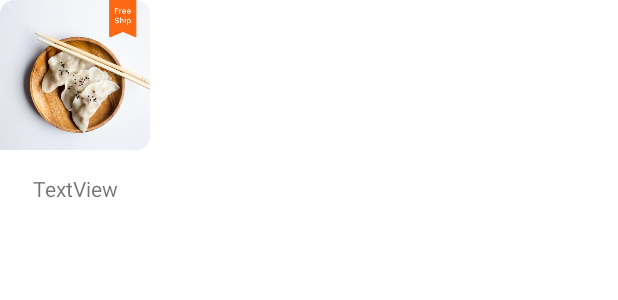
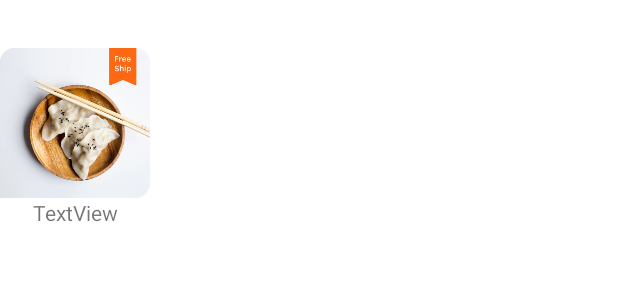
Before and after one commit to IanCode09/FoodApp, an Android app: the layout popular_recycler_items.xml on its own in the app's theme, with its tools: preview values and no code run, on a phone screen of 412 x 824 dp. Shown: the top 300 px of the screen. Run offline under Robolectric (Android 15) with nearby library versions, the phone set to English and light mode, and no system bars.

Commit message:
Setup & Bind Popular Section

```diff
--- a/app/src/main/java/com/lexy/foodapp/adapter/PopularAdapter.java
+++ b/app/src/main/java/com/lexy/foodapp/adapter/PopularAdapter.java
@@ -37,7 +37,7 @@ public class PopularAdapter extends RecyclerView.Adapter<PopularAdapter.PopularV
     @Override
     public void onBindViewHolder(@NonNull PopularViewHolder holder, int position) {
         holder.popularName.setText(popularList.get(position).getName());
-        Glide.with(context).load(popularList.get(position)).into(holder.popularImage);
+        Glide.with(context).load(popularList.get(position).getImageUrl()).into(holder.popularImage);
     }
 
     @Override
--- a/app/src/main/res/layout/activity_main.xml
+++ b/app/src/main/res/layout/activity_main.xml
@@ -65,7 +65,7 @@
         android:id="@+id/popular_recycler"
         android:layout_width="match_parent"
         android:layout_height="wrap_content"
-        android:layout_marginTop="8dp"
+        android:layout_marginTop="60dp"
         android:layout_marginBottom="368dp"
         app:layout_constraintBottom_toBottomOf="parent"
         app:layout_constraintEnd_toEndOf="parent"
--- a/app/src/main/res/layout/popular_recycler_items.xml
+++ b/app/src/main/res/layout/popular_recycler_items.xml
@@ -10,6 +10,7 @@
         android:id="@+id/popular_image"
         android:layout_width="100dp"
         android:layout_height="100dp"
+        android:layout_marginTop="32dp"
         app:layout_constraintStart_toStartOf="parent"
         app:layout_constraintTop_toTopOf="parent"
         app:srcCompat="@drawable/popularfood1" />
@@ -18,7 +19,6 @@
         android:id="@+id/popular_name"
         android:layout_width="wrap_content"
         android:layout_height="wrap_content"
-        android:layout_marginTop="16dp"
         android:text="TextView"
         app:layout_constraintEnd_toEndOf="@+id/popular_image"
         app:layout_constraintStart_toStartOf="@+id/popular_image"
```
Also changed, not shown: app/src/main/java/com/lexy/foodapp/MainActivity.java (+16 -0 lines).
